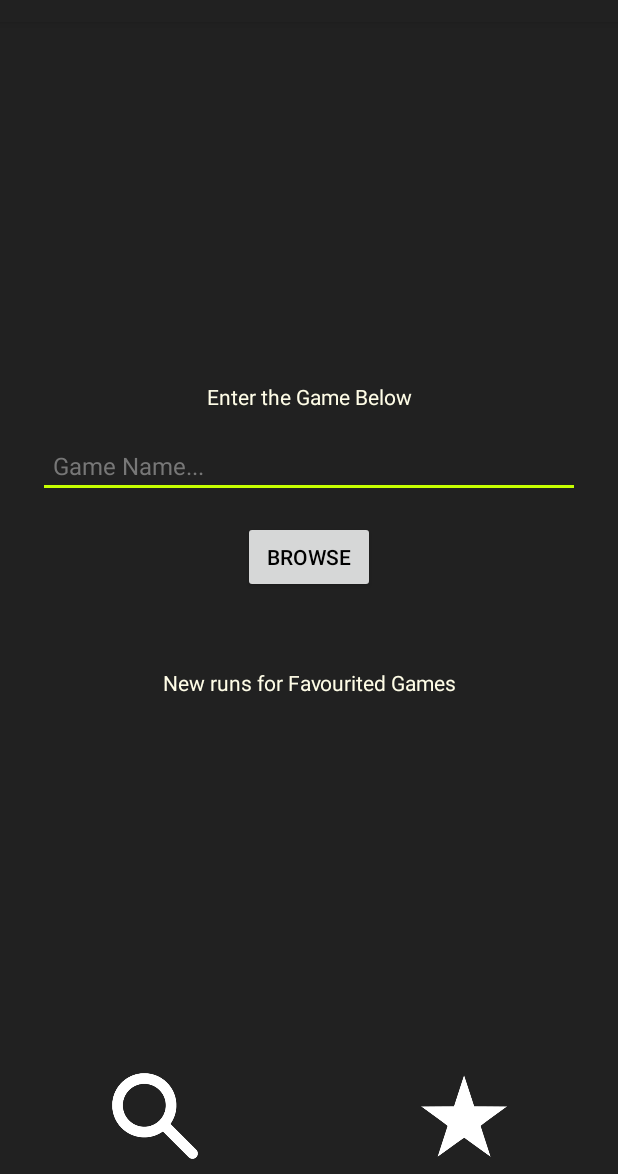
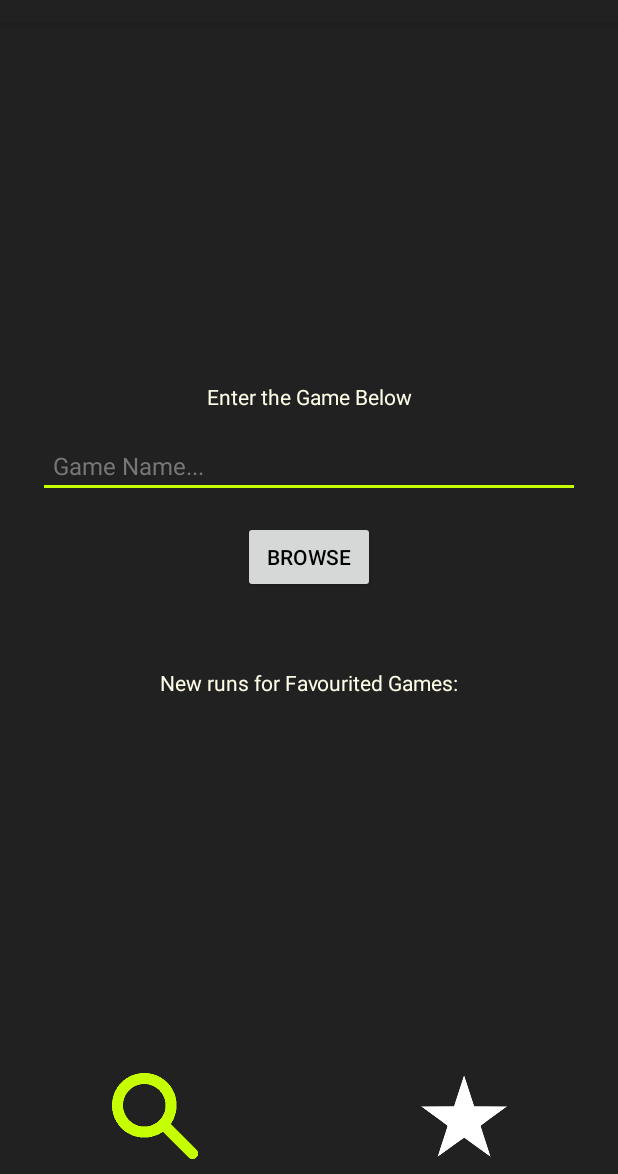
Before and after one commit to xTVaser/schoolwork-2017, an Android app: the screen it shows after launch (MainActivity), on a phone screen of 412 x 824 dp, the part 62-1236 px from its top. Run offline under Robolectric (Android 15) with nearby library versions, the phone set to English and light mode, and no system bars; 1 statement that could not run was skipped.

Commit message:
Added fuzzy search, fixed fragments, added loading bars, french translation, started notifications

```diff
--- a/Android/FinalProject/app/src/main/AndroidManifest.xml
+++ b/Android/FinalProject/app/src/main/AndroidManifest.xml
@@ -10,6 +10,9 @@
         android:label="@string/app_name"
         android:supportsRtl="true"
         android:theme="@style/CustomTheme">
+        <service
+            android:name=".NotificationService"
+            android:exported="false"/>
         <activity android:name=".MainActivity"
             android:windowSoftInputMode="adjustPan">
             <intent-filter>
--- a/Android/FinalProject/app/src/main/java/com/example/tyler/finalproject/Run.java
+++ b/Android/FinalProject/app/src/main/java/com/example/tyler/finalproject/Run.java
@@ -10,7 +10,6 @@ public class Run {
     protected Date submittedDate;
 
     protected String runLink;
-    // TODO: finish class
 
     public Run(int rank, String name, long seconds, Date submittedDate, String runLink) {
 
--- a/Android/FinalProject/app/src/main/res/layout/activity_main.xml
+++ b/Android/FinalProject/app/src/main/res/layout/activity_main.xml
@@ -1,4 +1,4 @@
-<?xml version="1.0" encoding="utf-8"?>
+<?xml version="1.0" encoding="utf-8"?> <!-- TODO: clean up styles and landscape layout -->
 <android.support.v4.widget.DrawerLayout
     xmlns:android="http://schemas.android.com/apk/res/android"
     android:id="@+id/main_layout"
@@ -61,23 +61,37 @@
             android:layout_width="200dp"
             android:layout_height="0dp"
             android:layout_weight="10"
+            android:layout_marginBottom="10dp"
+            android:textColor="@color/colorAccent"
             android:text="@string/gameNamePrompt"/>
 
         <Button android:id="@+id/favouriteBtn"
             android:onClick="addGameToFavourites"
             android:gravity="center"
+            android:textAllCaps="false"
             android:layout_gravity="center_horizontal"
             android:layout_width="150dp"
             android:layout_height="0dp"
-            android:layout_weight="15"
+            android:layout_weight="10"
+            android:background="#505050"
+            android:textColor="@color/colorAccent"
             android:text="@string/addToFavourites"
-            android:layout_marginBottom="15dp"/>
+            android:layout_marginBottom="10dp"/>
+
+        <TextView
+            android:layout_width="200dp"
+            android:layout_height="0dp"
+            android:layout_weight="10"
+            android:gravity="center"
+            android:textColor="@color/colorAccent"
+            android:layout_marginBottom="10dp"
+            android:text="@string/categoryHeader"/>
 
         <ListView
             android:id="@+id/navDrawer"
             android:layout_width="200dp"
             android:layout_height="0dp"
-            android:layout_weight="75"
+            android:layout_weight="70"
             android:layout_gravity="start"
             android:choiceMode="singleChoice"
             android:divider="@android:color/transparent"
--- a/Android/FinalProject/app/src/main/res/layout/drawer_list_item.xml
+++ b/Android/FinalProject/app/src/main/res/layout/drawer_list_item.xml
@@ -2,8 +2,7 @@
     android:id="@android:id/text1"
     android:layout_width="match_parent"
     android:layout_height="wrap_content"
-    android:textColor="@color/colorAccent"
-    android:textAllCaps="true"
+    android:textColor="@color/colorPrimary"
     android:gravity="center_vertical"
     android:paddingLeft="16dp"
     android:paddingRight="16dp"
--- a/Android/FinalProject/app/src/main/res/layout/fragment_favourite_games.xml
+++ b/Android/FinalProject/app/src/main/res/layout/fragment_favourite_games.xml
@@ -8,8 +8,14 @@
     android:gravity="center"
     android:layout_margin="25dp">
 
+    <ProgressBar android:id="@+id/progressBarFavourites"
+        android:layout_width="100dp"
+        android:layout_height="100dp"
+        android:visibility="gone"
+        android:max="100"/>
     <ListView
         android:id="@+id/favouriteList"
+        android:visibility="visible"
         android:layout_width="match_parent"
         android:layout_height="match_parent"
         android:dividerHeight="2dp">
--- a/Android/FinalProject/app/src/main/res/layout/fragment_search_page.xml
+++ b/Android/FinalProject/app/src/main/res/layout/fragment_search_page.xml
@@ -47,7 +47,7 @@
     <ScrollView
         android:layout_width="match_parent"
         android:layout_height="wrap_content">
-        <ListView
+        <ListView android:id="@+id/runNotifications"
             android:layout_width="match_parent"
             android:layout_height="wrap_content">
         </ListView>
--- a/Android/FinalProject/app/src/main/res/values/strings.xml
+++ b/Android/FinalProject/app/src/main/res/values/strings.xml
@@ -4,12 +4,13 @@
     <!-- Drawer Strings -->
     <string name="addToFavourites">Add to Favourites</string>
     <string name="gameNamePrompt">Search for a Game</string>
+    <string name="categoryHeader">Categories</string>
 
     <!-- Search Page Fragment Strings -->
     <string name="searchPrompt">Enter the Game Below</string>
     <string name="searchHint">Game Name...</string>
     <string name="searchButton">Browse</string>
-    <string name="notificationText">New runs for Favourited Games</string>
+    <string name="notificationText">New runs for Favourited Games:</string>
 
     <!-- Run Page Fragment Strings -->
     <string name="rank">Rank</string>
```
Also changed, not shown: Android/FinalProject/app/src/main/java/com/example/tyler/finalproject/BrowseRuns.java (+16 -8 lines), Android/FinalProject/app/src/main/java/com/example/tyler/finalproject/FavouriteGames.java (+6 -3 lines), Android/FinalProject/app/src/main/java/com/example/tyler/finalproject/GetRuns.java (+23 -6 lines), Android/FinalProject/app/src/main/java/com/example/tyler/finalproject/MainActivity.java (+121 -21 lines), Android/FinalProject/app/src/main/java/com/example/tyler/finalproject/NotificationService.java (added, +60 -0 lines), Android/FinalProject/app/src/main/res/layout/fragment_run_list.xml (+20 -3 lines), Android/FinalProject/app/src/main/res/drawable/list.png (deleted), Android/FinalProject/app/src/main/res/drawable/placeholder.png (deleted), Android/FinalProject/app/src/main/res/drawable/search_active.png (added), Android/FinalProject/app/src/main/res/drawable/star_active.png (added), 1 other file.
